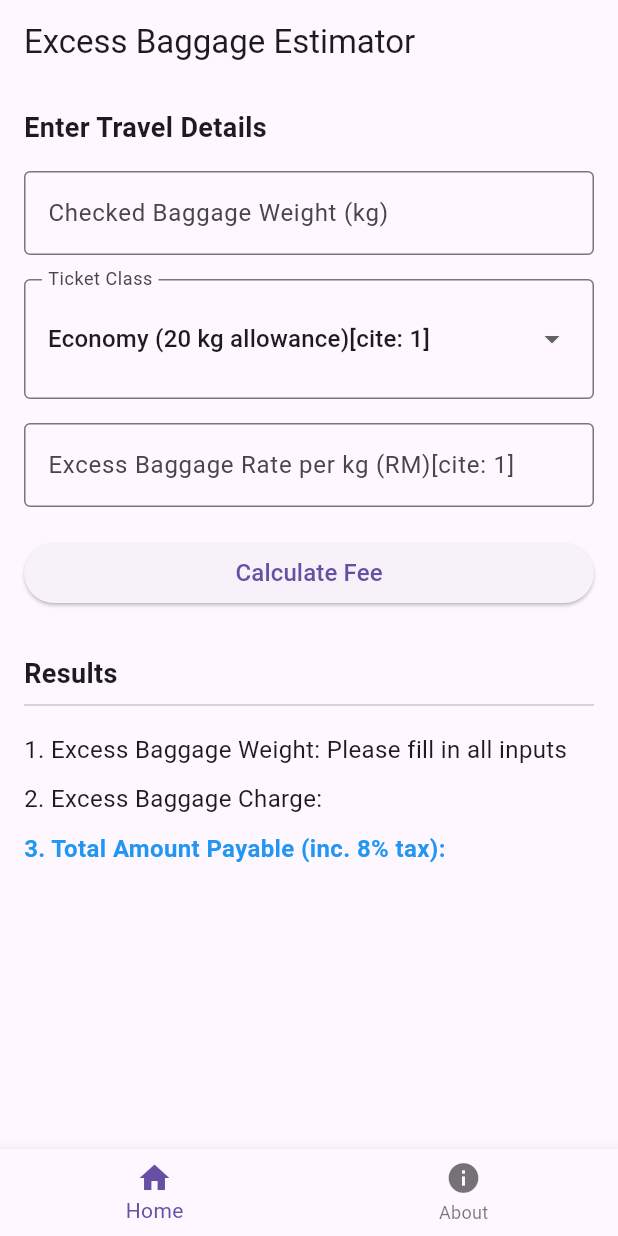
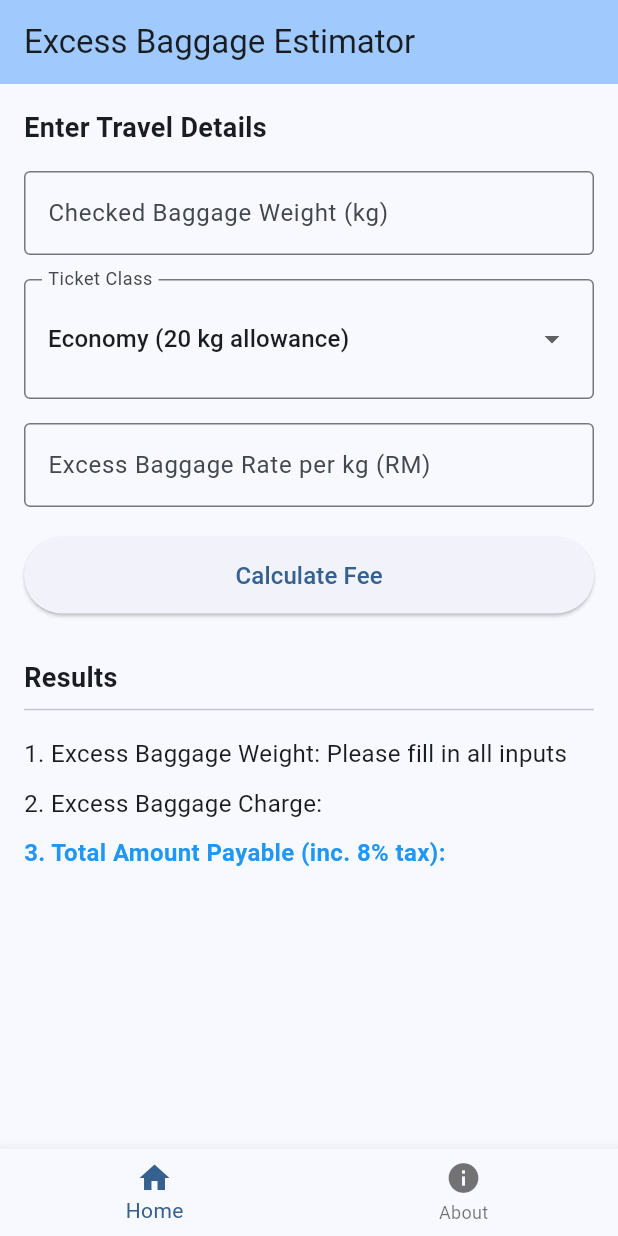
Before and after one commit to Nazras/Excess-baggage-fee-app, a Flutter app: the screen it shows after launch, after a tap on "Calculate Fee", on a phone screen of 412 x 824 dp. Run offline on Flutter 3.47's test engine with Material 3 defaults, Android fonts, the phone set to English and light mode, and no system bars.

Commit message:
Finalize app icon, UI, and author details

```diff
--- a/lib/main.dart
+++ b/lib/main.dart
@@ -6,13 +6,16 @@ void main() {
 }
 
 class ExcessBaggageApp extends StatelessWidget {
-  const ExcessBaggageApp({Key? key}) : super(key: key);
+  const ExcessBaggageApp({super.key});
 
   @override
   Widget build(BuildContext context) {
     return MaterialApp(
       title: 'Excess Baggage Estimator',
-      theme: ThemeData(primarySwatch: Colors.blue),
+      theme: ThemeData(
+        colorScheme: ColorScheme.fromSeed(seedColor: Colors.blue),
+        useMaterial3: true,
+      ),
       home: const MainScreen(),
       debugShowCheckedModeBanner: false,
     );
@@ -20,7 +23,7 @@ class ExcessBaggageApp extends StatelessWidget {
 }
 
 class MainScreen extends StatefulWidget {
-  const MainScreen({Key? key}) : super(key: key);
+  const MainScreen({super.key});
 
   @override
   State<MainScreen> createState() => _MainScreenState();
@@ -29,9 +32,9 @@ class MainScreen extends StatefulWidget {
 class _MainScreenState extends State<MainScreen> {
   int _selectedIndex = 0;
 
-  final List<Widget> _pages = [
-    const HomeScreen(),
-    const AboutScreen(),
+  final List<Widget> _pages = const [
+    HomeScreen(),
+    AboutScreen(),
   ];
 
   @override
@@ -61,7 +64,7 @@ class _MainScreenState extends State<MainScreen> {
 }
 
 class HomeScreen extends StatefulWidget {
-  const HomeScreen({Key? key}) : super(key: key);
+  const HomeScreen({super.key});
 
   @override
   State<HomeScreen> createState() => _HomeScreenState();
@@ -71,11 +74,18 @@ class _HomeScreenState extends State<HomeScreen> {
   final TextEditingController _weightController = TextEditingController();
   final TextEditingController _rateController = TextEditingController();
 
-  String _ticketClass = 'Economy'; // Economy = 20kg, Business = 40kg[cite: 1]
+  String _ticketClass = 'Economy';
 
   String _excessWeightResult = '';
   String _excessChargeResult = '';
   String _totalPayableResult = '';
+
+  @override
+  void dispose() {
+    _weightController.dispose();
+    _rateController.dispose();
+    super.dispose();
+  }
 
   void _calculateFee() {
     if (_weightController.text.isEmpty || _rateController.text.isEmpty) {
@@ -87,22 +97,31 @@ class _HomeScreenState extends State<HomeScreen> {
       return;
     }
 
-    double weight = double.tryParse(_weightController.text) ?? 0.0;
-    double rate = double.tryParse(_rateController.text) ?? 0.0;
+    double? weight = double.tryParse(_weightController.text);
+    double? rate = double.tryParse(_rateController.text);
 
-    // X is 20 kg for economy and 40 kg for business[cite: 1]
+    if (weight == null || rate == null || weight < 0 || rate < 0) {
+      setState(() {
+        _excessWeightResult = 'Please enter valid positive numbers';
+        _excessChargeResult = '';
+        _totalPayableResult = '';
+      });
+      return;
+    }
+
+    // Allowance: 20 kg for Economy, 40 kg for Business
     double allowance = (_ticketClass == 'Economy') ? 20.0 : 40.0;
 
-    // Excess baggage weight (never negative)[cite: 1]
+    // Excess baggage weight (minimum 0)
     double excessWeight = weight - allowance;
     if (excessWeight < 0) {
       excessWeight = 0.0;
     }
 
-    // Excess baggage charge = excess weight * rate[cite: 1]
+    // Excess baggage charge
     double excessCharge = excessWeight * rate;
 
-    // Total amount payable = excess charge + (8% * excess charge)[cite: 1]
+    // Total amount payable including 8% service tax
     double tax = excessCharge * 0.08;
     double totalPayable = excessCharge + tax;
 
@@ -117,7 +136,8 @@ class _HomeScreenState extends State<HomeScreen> {
   Widget build(BuildContext context) {
     return Scaffold(
       appBar: AppBar(
-        title: const Text('Excess Baggage Estimator'), // Visible app title[cite: 2]
+        title: const Text('Excess Baggage Estimator'),
+        backgroundColor: Theme.of(context).colorScheme.inversePrimary,
       ),
       body: SingleChildScrollView(
         padding: const EdgeInsets.all(16.0),
@@ -130,7 +150,7 @@ class _HomeScreenState extends State<HomeScreen> {
             ),
             const SizedBox(height: 16),
 
-            // Input 1: Checked Baggage Weight[cite: 1]
+            // Input 1: Checked Baggage Weight
             TextField(
               controller: _weightController,
               keyboardType: const TextInputType.numberWithOptions(decimal: true),
@@ -141,7 +161,7 @@ class _HomeScreenState extends State<HomeScreen> {
             ),
             const SizedBox(height: 16),
 
-            // Input 2: Ticket Class Dropdown[cite: 1, 2]
+            // Input 2: Ticket Class Dropdown
             InputDecorator(
               decoration: const InputDecoration(
                 labelText: 'Ticket Class',
@@ -152,25 +172,33 @@ class _HomeScreenState extends State<HomeScreen> {
                   value: _ticketClass,
                   isExpanded: true,
                   items: const [
-                    DropdownMenuItem(value: 'Economy', child: Text('Economy (20 kg allowance)[cite: 1]')),
-                    DropdownMenuItem(value: 'Business', child: Text('Business (40 kg allowance)[cite: 1]')),
+                    DropdownMenuItem(
+                      value: 'Economy',
+                      child: Text('Economy (20 kg allowance)'),
+                    ),
+                    DropdownMenuItem(
+                      value: 'Business',
+                      child: Text('Business (40 kg allowance)'),
+                    ),
                   ],
                   onChanged: (String? newValue) {
-                    setState(() {
-                      _ticketClass = newValue!;
-                    });
+                    if (newValue != null) {
+                      setState(() {
+                        _ticketClass = newValue;
+                      });
+                    }
                   },
                 ),
               ),
             ),
             const SizedBox(height: 16),
 
-            // Input 3: Rate per kg[cite: 1]
+            // Input 3: Rate per kg
             TextField(
               controller: _rateController,
               keyboardType: const TextInputType.numberWithOptions(decimal: true),
               decoration: const InputDecoration(
-                labelText: 'Excess Baggage Rate per kg (RM)[cite: 1]',
+                labelText: 'Excess Baggage Rate per kg (RM)',
                 border: OutlineInputBorder(),
               ),
             ),
@@ -178,11 +206,14 @@ class _HomeScreenState extends State<HomeScreen> {
 
             ElevatedButton(
               onPressed: _calculateFee,
+              style: ElevatedButton.styleFrom(
+                padding: const EdgeInsets.symmetric(vertical: 14),
+              ),
               child: const Text('Calculate Fee', style: TextStyle(fontSize: 16)),
             ),
             const SizedBox(height: 30),
 
-            // Outputs[cite: 1]
+            // Results Section
             const Text(
               'Results',
               style: TextStyle(fontSize: 18, fontWeight: FontWeight.bold),
@@ -190,14 +221,24 @@ class _HomeScreenState extends State<HomeScreen> {
             const Divider(),
             const SizedBox(height: 10),
 
-            Text('1. Excess Baggage Weight: $_excessWeightResult',
-                style: const TextStyle(fontSize: 16)),
+            Text(
+              '1. Excess Baggage Weight: $_excessWeightResult',
+              style: const TextStyle(fontSize: 16),
+            ),
             const SizedBox(height: 10),
-            Text('2. Excess Baggage Charge: $_excessChargeResult',
-                style: const TextStyle(fontSize: 16)),
+            Text(
+              '2. Excess Baggage Charge: $_excessChargeResult',
+              style: const TextStyle(fontSize: 16),
+            ),
             const SizedBox(height: 10),
-            Text('3. Total Amount Payable (inc. 8% tax): $_totalPayableResult',
-                style: const TextStyle(fontSize: 16, fontWeight: FontWeight.bold, color: Colors.blue)),
+            Text(
+              '3. Total Amount Payable (inc. 8% tax): $_totalPayableResult',
+              style: const TextStyle(
+                fontSize: 16,
+                fontWeight: FontWeight.bold,
+                color: Colors.blue,
+              ),
+            ),
           ],
         ),
       ),
@@ -206,9 +247,8 @@ class _HomeScreenState extends State<HomeScreen> {
 }
 
 class AboutScreen extends StatelessWidget {
-  const AboutScreen({Key? key}) : super(key: key);
+  const AboutScreen({super.key});
 
-  // Function to launch the GitHub URL in the external browser
   Future<void> _launchGitHubURL() async {
     final Uri url = Uri.parse('https://github.com/Nazras/Excess-baggage-fee-app');
     if (!await launchUrl(url, mode: LaunchMode.externalApplication)) {
@@ -221,25 +261,41 @@ class AboutScreen extends StatelessWidget {
     return Scaffold(
       appBar: AppBar(
         title: const Text('About App'),
+        backgroundColor: Theme.of(context).colorScheme.inversePrimary,
       ),
-      body: Padding(
+      body: SingleChildScrollView(
         padding: const EdgeInsets.all(16.0),
         child: Column(
           crossAxisAlignment: CrossAxisAlignment.start,
           children: [
-            const Center(
-              child: Icon(Icons.luggage, size: 80, color: Colors.blue), // Application Icon[cite: 2]
+            Center(
+              child: ClipRRect(
+                borderRadius: BorderRadius.circular(16),
+                child: Image.asset(
+                  'assets/icon/app_icon.jpg',
+                  width: 100,
+                  height: 100,
+                  fit: BoxFit.cover,
+                ),
+              ),
             ),
             const SizedBox(height: 20),
-            const Text('Author Information', style: TextStyle(fontSize: 18, fontWeight: FontWeight.bold)),
+            const Text(
+              'Author Information',
+              style: TextStyle(fontSize: 18, fontWeight: FontWeight.bold),
+            ),
             const Divider(),
-            const Text('• Name: Nazreen Asyraaf bin Arman'), // Author Info[cite: 2]
-            const Text('• Matric No: 2024670682'), // Author Info[cite: 2]
-            const Text('• Course: ICT602 - MOBILE TECHNOLOGY AND DEVELOPMENT'), // Author Info[cite: 2]
+            const Text('• Name: Nazreen Asyraaf bin Arman'),
+            const SizedBox(height: 4),
+            const Text('• Matric No: 2024670682'),
+            const SizedBox(height: 4),
+            const Text('• Course: ICT602 - MOBILE TECHNOLOGY AND DEVELOPMENT'),
             const SizedBox(height: 20),
-            const Text('GitHub Repository', style: TextStyle(fontSize: 18, fontWeight: FontWeight.bold)),
+            const Text(
+              'GitHub Repository',
+              style: TextStyle(fontSize: 18, fontWeight: FontWeight.bold),
+            ),
             const Divider(),
-            // Clickable GitHub Repository URL[cite: 2]
             InkWell(
               onTap: _launchGitHubURL,
               child: const Text(
@@ -253,8 +309,10 @@ class AboutScreen extends StatelessWidget {
             ),
             const SizedBox(height: 30),
             const Center(
-              child: Text('© 2026 Nazreen. All rights reserved.', // Copyright Notice[cite: 2]
-                  style: TextStyle(color: Colors.grey)),
+              child: Text(
+                '© 2026 Nazreen Asyraaf bin Arman. All rights reserved.',
+                style: TextStyle(color: Colors.grey),
+              ),
             ),
           ],
         ),
```
Also changed, not shown: pubspec.yaml (+11 -70 lines), assets/icon/app_icon.jpg (added), pubspec.lock, 28 other files.
